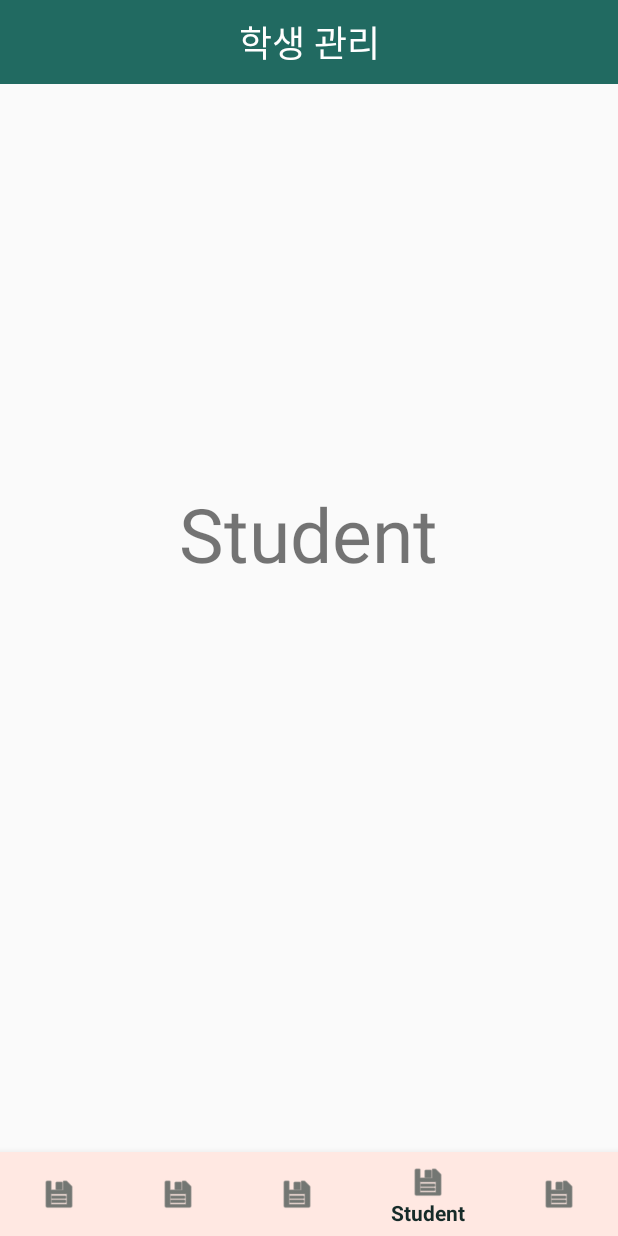
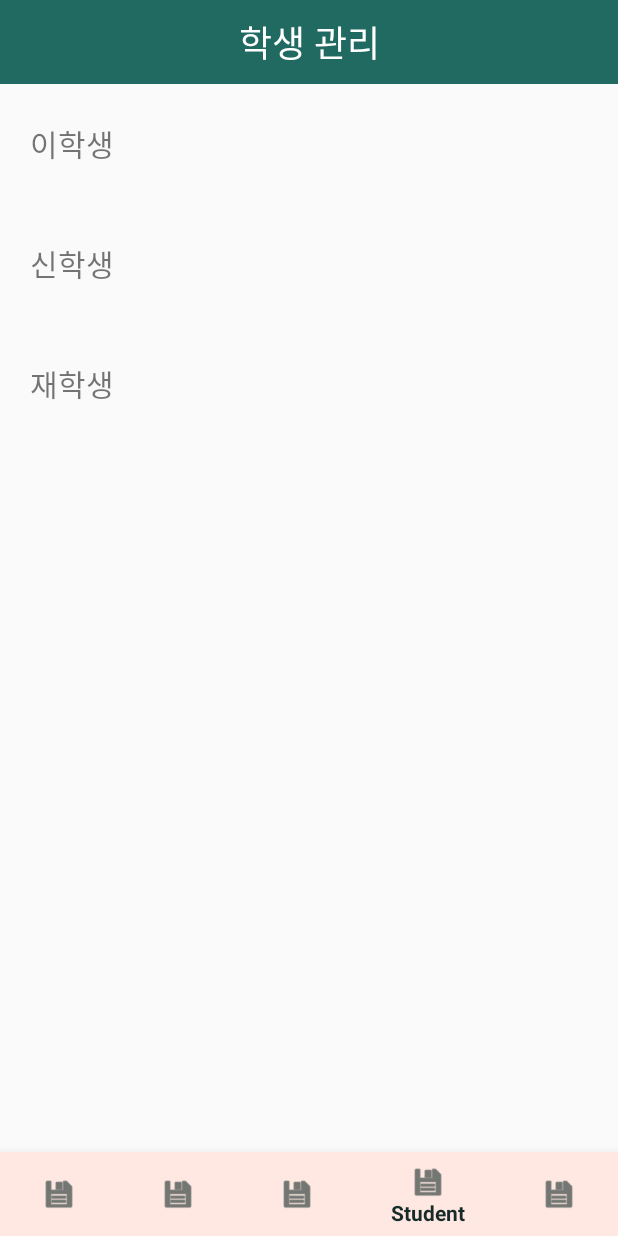
Before and after one commit to CyberVickey/attendance, an Android app: the MainActivity screen opened directly, with no data from a screen before it, item 4 of the bottom bar chosen, on a phone screen of 412 x 824 dp. Run offline under Robolectric (Android 15) with nearby library versions, the phone set to English and light mode, and no system bars.

Commit message:
Add Recyclerview item on student list activity

```diff
--- /dev/null
+++ b/app/src/main/java/com/jmnl2020/attendanceapp3/AdapterStudentFragment.java
@@ -0,0 +1,62 @@
+package com.jmnl2020.attendanceapp3;
+
+import android.content.Context;
+import android.view.LayoutInflater;
+import android.view.View;
+import android.view.ViewGroup;
+import android.widget.TextView;
+
+import androidx.annotation.NonNull;
+import androidx.recyclerview.widget.RecyclerView;
+
+import java.util.ArrayList;
+
+public class AdapterStudentFragment extends RecyclerView.Adapter {
+
+    Context context;
+    ArrayList<ItemStudentList> items;
+
+    public AdapterStudentFragment(Context context, ArrayList<ItemStudentList> items) {
+        this.context = context;
+        this.items = items;
+    }
+
+    @NonNull
+    @Override
+    public RecyclerView.ViewHolder onCreateViewHolder(@NonNull ViewGroup parent, int viewType) {
+
+        LayoutInflater inflater = LayoutInflater.from(context);
+        View itemView = inflater.inflate(R.layout.item_student, parent, false);
+
+        ViewHolder holder = new ViewHolder(itemView);
+
+        return holder;
+    }
+
+    @Override
+    public void onBindViewHolder(@NonNull RecyclerView.ViewHolder holder, int position) {
+
+        ViewHolder viewHolder = (ViewHolder) holder;
+        ItemStudentList item = items.get(position);
+
+        viewHolder.tv.setText(item.studentName);
+
+    }
+
+    @Override
+    public int getItemCount() {
+        return items.size();
+    }
+}
+
+class ViewHolder extends RecyclerView.ViewHolder{
+
+    TextView tv;
+
+    public ViewHolder(@NonNull View itemView) {
+        super(itemView);
+
+        tv= itemView.findViewById(R.id.tv_stdListName);
+
+    }
+}
--- a/app/src/main/java/com/jmnl2020/attendanceapp3/FragmentMessage.java
+++ b/app/src/main/java/com/jmnl2020/attendanceapp3/FragmentMessage.java
@@ -1,5 +1,6 @@
 package com.jmnl2020.attendanceapp3;
 
+import android.content.Context;
 import android.os.Bundle;
 import android.view.LayoutInflater;
 import android.view.View;
@@ -11,6 +12,12 @@ import androidx.fragment.app.Fragment;
 
 public class FragmentMessage extends Fragment {
 
+    Context context;
+
+    public FragmentMessage(Context context) {
+        this.context = context;
+    }
+
     @Nullable
     @Override
     public View onCreateView(@NonNull LayoutInflater inflater, @Nullable ViewGroup container, @Nullable Bundle savedInstanceState) {
--- a/app/src/main/java/com/jmnl2020/attendanceapp3/FragmentStudent.java
+++ b/app/src/main/java/com/jmnl2020/attendanceapp3/FragmentStudent.java
@@ -1,5 +1,6 @@
 package com.jmnl2020.attendanceapp3;
 
+import android.content.Context;
 import android.os.Bundle;
 import android.view.LayoutInflater;
 import android.view.View;
@@ -8,14 +9,43 @@ import android.view.ViewGroup;
 import androidx.annotation.NonNull;
 import androidx.annotation.Nullable;
 import androidx.fragment.app.Fragment;
+import androidx.recyclerview.widget.RecyclerView;
+
+import java.util.ArrayList;
 
 public class FragmentStudent extends Fragment {
+
+    Context context;
+
+    ///////////////리사이클러뷰///////////////
+    ArrayList<ItemStudentList> items = new ArrayList<>();
+    RecyclerView recyclerView;
+    AdapterStudentFragment adapter;
+
+    public FragmentStudent(Context context) {
+        this.context = context;
+    }
+
+    @Override
+    public void onCreate(@Nullable Bundle savedInstanceState) {
+        super.onCreate(savedInstanceState);
+
+        //학생 아이템 데이터 추가
+        items.add(new ItemStudentList("이학생"));
+        items.add(new ItemStudentList("신학생"));
+        items.add(new ItemStudentList("재학생"));
+
+    }
 
     @Nullable
     @Override
     public View onCreateView(@NonNull LayoutInflater inflater, @Nullable ViewGroup container, @Nullable Bundle savedInstanceState) {
         View view = inflater.inflate(R.layout.fragment_student, container, false);
 
+        adapter = new AdapterStudentFragment(context, items);
+        recyclerView = view.findViewById(R.id.recyclerview_frg4);
+        recyclerView.setAdapter(adapter);
+
         return view;
     }
 }
--- /dev/null
+++ b/app/src/main/java/com/jmnl2020/attendanceapp3/ItemStudentList.java
@@ -0,0 +1,10 @@
+package com.jmnl2020.attendanceapp3;
+
+public class ItemStudentList {
+
+    String studentName;
+
+    public ItemStudentList(String studentName) {
+        this.studentName = studentName;
+    }
+}
--- a/app/src/main/java/com/jmnl2020/attendanceapp3/MainActivity.java
+++ b/app/src/main/java/com/jmnl2020/attendanceapp3/MainActivity.java
@@ -34,8 +34,8 @@ public class MainActivity extends AppCompatActivity {
         //각 탭 화면의 프래그먼트 생성
         fragments[0] = new FragmentCalendar();
         fragments[1] = new FragmentAttendance(this);
-        fragments[2] = new FragmentMessage();
-        fragments[3] = new FragmentStudent();
+        fragments[2] = new FragmentMessage(this);
+        fragments[3] = new FragmentStudent(this);
         fragments[4] = new FragmentSetting();
 
         //제일 처음 띄워줄 뷰 세팅
--- a/app/src/main/res/layout/fragment_student.xml
+++ b/app/src/main/res/layout/fragment_student.xml
@@ -1,9 +1,11 @@
 <?xml version="1.0" encoding="utf-8"?>
 <RelativeLayout xmlns:android="http://schemas.android.com/apk/res/android"
     android:layout_width="match_parent"
-    android:layout_height="match_parent">
+    android:layout_height="match_parent"
+    xmlns:app="http://schemas.android.com/apk/res-auto">
 
     <TextView
+        android:id="@+id/tv_appbar"
         android:layout_width="match_parent"
         android:layout_height="?android:actionBarSize"
         android:text="@string/fragment4"
@@ -13,11 +15,15 @@
         android:background="@color/myColorDark"
         android:layout_alignParentTop="true"/>
 
-    <TextView
-        android:layout_width="wrap_content"
+    <androidx.recyclerview.widget.RecyclerView
+        android:id="@+id/recyclerview_frg4"
+        android:layout_width="match_parent"
         android:layout_height="wrap_content"
-        android:layout_centerInParent="true"
-        android:text="Student"
-        android:textSize="50sp"/>
+        android:layout_below="@id/tv_appbar"
+        app:layoutManager="androidx.recyclerview.widget.LinearLayoutManager"
+        android:orientation="vertical"
+        />
+
+<!--  divider 구분선 넣는 방법 찾아내기!!!!!!!!!!!  -->
 
 </RelativeLayout>
--- a/app/src/main/res/layout/item_attendance.xml
+++ b/app/src/main/res/layout/item_attendance.xml
@@ -5,6 +5,7 @@
     xmlns:app="http://schemas.android.com/apk/res-auto"
     android:layout_margin="8dp"
     android:padding="16dp"
+    android:background="@color/myColorLight"
     app:cardCornerRadius="8dp"
     app:cardElevation="6dp">
 
@@ -18,7 +19,8 @@
             android:layout_height="wrap_content"
             android:text="김학생"
             android:textSize="28sp"
-            android:padding="6dp"
+            android:padding="8dp"
+            android:layout_marginTop="2dp"
             />
 
         <TextView
--- /dev/null
+++ b/app/src/main/res/layout/item_student.xml
@@ -0,0 +1,27 @@
+<?xml version="1.0" encoding="utf-8"?>
+<LinearLayout
+    xmlns:android="http://schemas.android.com/apk/res/android"
+    android:layout_width="match_parent"
+    android:layout_height="80dp"
+    android:orientation="vertical"
+    >
+
+    <LinearLayout
+        android:layout_width="match_parent"
+        android:layout_height="match_parent"
+        android:orientation="horizontal">
+
+        <TextView
+            android:id="@+id/tv_stdListName"
+            android:layout_width="wrap_content"
+            android:layout_height="wrap_content"
+            android:text="김학생"
+            android:textSize="20sp"
+            android:layout_marginHorizontal="20dp"
+            android:layout_gravity="center_vertical"
+            />
+
+    </LinearLayout>
+
+
+</LinearLayout>
```
